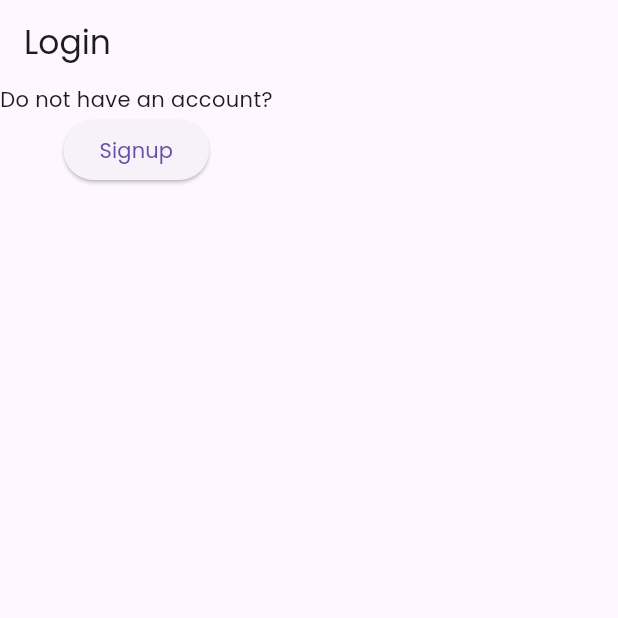
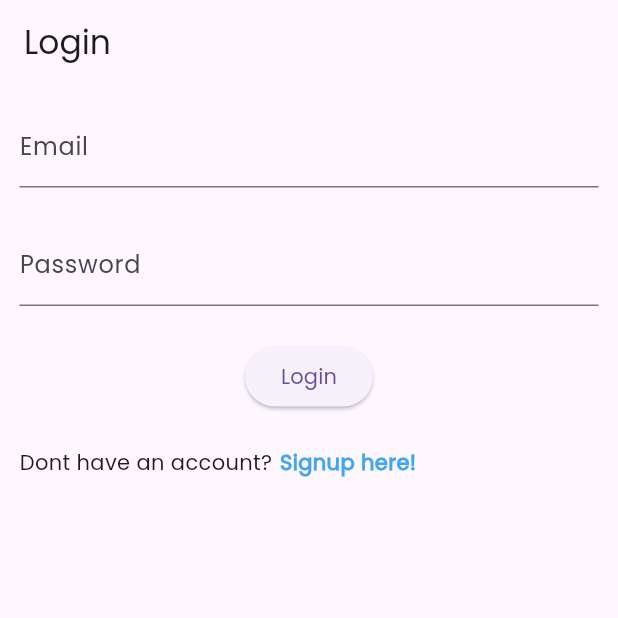
Before and after one commit to wechuliGodwin/globalchat_app, a Flutter app: the screen it shows after launch, on a phone screen of 412 x 824 dp, the top half of it. Run offline on Flutter 3.47's test engine with Material 3 defaults, Android fonts, the light colour scheme and no system bars; our stand-ins replace firebase_auth, firebase_core; accounts and stored records are empty; generated files the repository leaves out were written again.

Commit message:
Enabled login functionality

```diff
--- /dev/null
+++ b/lib/controllers/login_controller.dart
@@ -0,0 +1,30 @@
+import 'package:firebase_auth/firebase_auth.dart';
+import 'package:flutter/material.dart';
+import 'package:globalchat/screens/dashbord_screen.dart';
+
+class LoginController {
+  static Future<void> login({
+    required BuildContext context,
+    required String email,
+    required String password,
+  }) async {
+    try {
+      await FirebaseAuth.instance
+          .signInWithEmailAndPassword(email: email, password: password);
+      //pushAndRemoveUntil makes the opened screen the main screen
+      Navigator.pushAndRemoveUntil(context,
+          MaterialPageRoute(builder: (context) {
+        return DashbordScreen();
+      }), (route) {
+        return false;
+      });
+    } catch (e) {
+      //snackbar creates pop up at the bottom to alert user
+      SnackBar messageSnackBar = SnackBar(
+          backgroundColor: Colors.red[500], content: Text(e.toString()));
+
+      ScaffoldMessenger.of(context).showSnackBar(messageSnackBar);
+      print(e);
+    }
+  }
+}
--- a/lib/screens/login_screen.dart
+++ b/lib/screens/login_screen.dart
@@ -1,4 +1,8 @@
+import 'package:firebase_auth/firebase_auth.dart';
 import 'package:flutter/material.dart';
+import 'package:globalchat/controllers/login_controller.dart';
+import 'package:globalchat/controllers/signup_controller.dart';
+import 'package:globalchat/screens/dashbord_screen.dart';
 import 'package:globalchat/screens/signup_screen.dart';
 
 class LoginScreen extends StatefulWidget {
@@ -9,25 +13,95 @@ class LoginScreen extends StatefulWidget {
 }
 
 class _LoginScreenState extends State<LoginScreen> {
+  //create a key to validate the form
+
+  var userForm = GlobalKey<FormState>();
+  //controllers to get data from the text field
+  TextEditingController email = TextEditingController();
+  TextEditingController password = TextEditingController();
+
+  // function to create account refactored to signup_controller.dart
+
   @override
   Widget build(BuildContext context) {
     return Scaffold(
       appBar: AppBar(
         title: Text('Login '),
       ),
-      body: Column(
+      body: Form(
+        key: userForm,
+        child: Padding(
+          padding: const EdgeInsets.all(13.0),
+          child: Column(
             children: [
-          Text('Do not have an account?'),
+              // we use a text form field inorder to acess the validator
+              TextFormField(
+                autovalidateMode: AutovalidateMode.onUserInteraction,
+                controller: email,
+                validator: (value) {
+                  if (value == null || value.isEmpty) {
+                    return "Email is required";
+                  }
+                },
+                decoration: InputDecoration(label: Text('Email')),
+              ),
+              SizedBox(
+                height: 23,
+              ),
+              TextFormField(
+                  autovalidateMode: AutovalidateMode.onUserInteraction,
+                  controller: password,
+                  obscureText: true,
+                  enableSuggestions: false,
+                  autocorrect: false,
+                  validator: (value) {
+                    if (value == null || value.isEmpty) {
+                      return "Password is required";
+                    }
+                  },
+                  decoration: InputDecoration(label: Text('Password'))),
+              SizedBox(
+                height: 23,
+              ),
               ElevatedButton(
                 onPressed: () {
-              Navigator.push (context,
+                  if (userForm.currentState!.validate()) {
+                    // create account
+                    LoginController.login(
+                        context: context,
+                        email: email.text,
+                        password: password.text);
+                  }
+                },
+                child: Text('Login'),
+              ),
+              SizedBox(
+                height: 23,
+              ),
+              Row(
+                children: [
+                  Text('Dont have an account?'),
+                  SizedBox(
+                    width: 5,
+                  ),
+                  InkWell(
+                    child: Text(
+                      'Signup here!',
+                      style: TextStyle(
+                          fontWeight: FontWeight.bold, color: Colors.blue[400]),
+                    ),
+                    onTap: () {
+                      Navigator.push(context,
                           MaterialPageRoute(builder: (context) {
                         return SignupScreen();
                       }));
                     },
-            child: Text('Signup'),
+                  ),
+                ],
               )
             ],
+          ),
+        ),
       ),
     );
   }
```
Also changed, not shown: lib/screens/splash_screen.dart (+9 -1 lines). Lines whose indentation alone changed are shown as unchanged.
